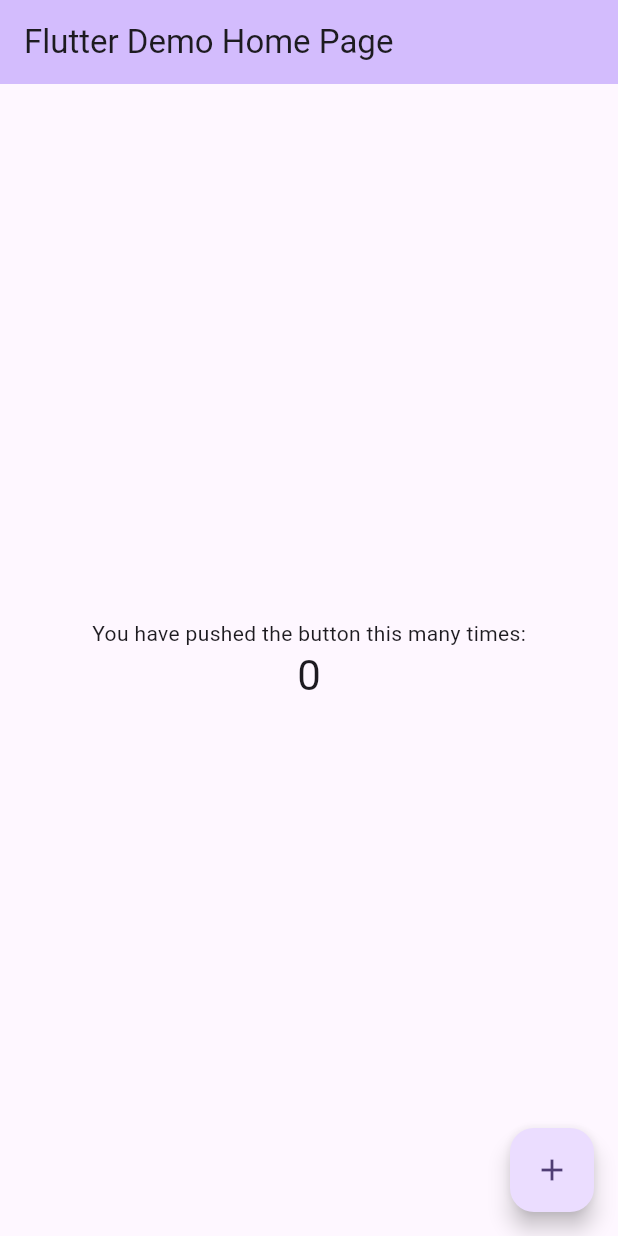
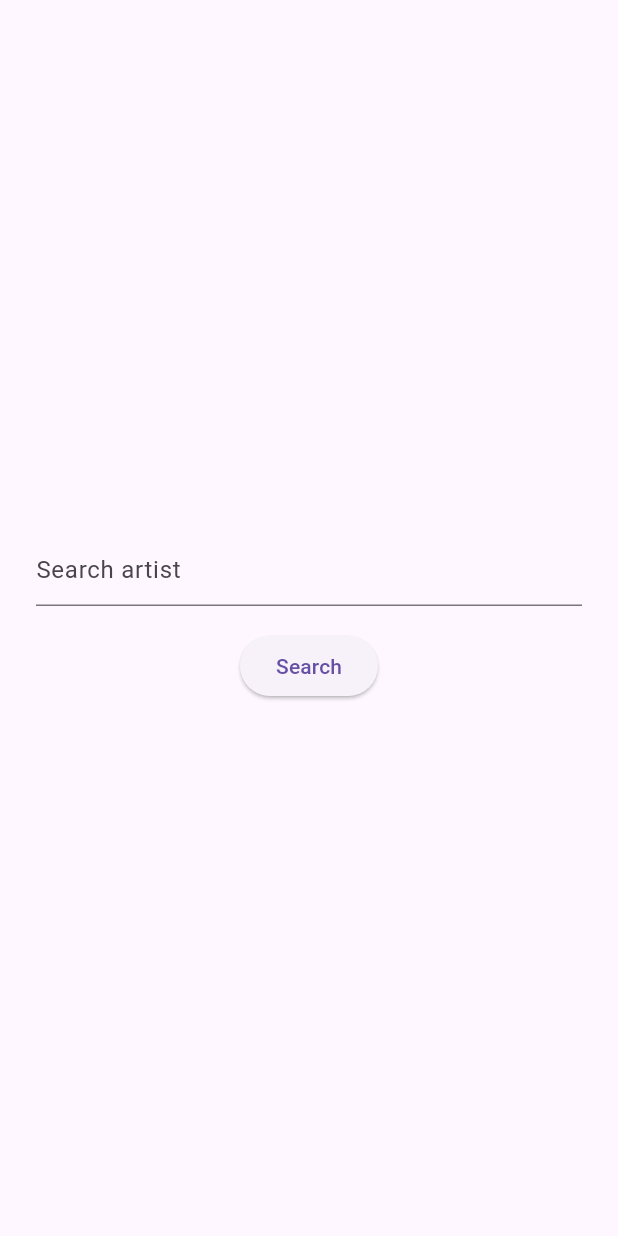
Before and after one commit to cskime/flutter_apple_music_search, a Flutter app: the screen it shows after launch, on a phone screen of 412 x 824 dp. Run offline on Flutter 3.47's test engine with Material 3 defaults, Android fonts, the phone set to English and light mode, and no system bars.

Commit message:
set up first search screen

```diff
--- /dev/null
+++ b/lib/features/search/views/search_screen.dart
@@ -0,0 +1,33 @@
+import 'package:flutter/material.dart';
+
+class SearchScreen extends StatelessWidget {
+  const SearchScreen({super.key});
+
+  void _onSearch() {}
+
+  @override
+  Widget build(BuildContext context) {
+    return Scaffold(
+      body: Padding(
+        padding: const EdgeInsets.all(24),
+        child: Center(
+          child: Column(
+            mainAxisSize: MainAxisSize.min,
+            children: [
+              const TextField(
+                decoration: InputDecoration(
+                  hintText: "Search artist",
+                ),
+              ),
+              const SizedBox(height: 16),
+              ElevatedButton(
+                onPressed: _onSearch,
+                child: const Text("Search"),
+              ),
+            ],
+          ),
+        ),
+      ),
+    );
+  }
+}
--- a/lib/main.dart
+++ b/lib/main.dart
@@ -1,125 +1,18 @@
+import 'package:apple_music_search/features/search/views/search_screen.dart';
 import 'package:flutter/material.dart';
 
 void main() {
-  runApp(const MyApp());
+  runApp(const AppleMusicSearchApp());
 }
 
-class MyApp extends StatelessWidget {
-  const MyApp({super.key});
+class AppleMusicSearchApp extends StatelessWidget {
+  const AppleMusicSearchApp({super.key});
 
-  // This widget is the root of your application.
   @override
   Widget build(BuildContext context) {
-    return MaterialApp(
-      title: 'Flutter Demo',
-      theme: ThemeData(
-        // This is the theme of your application.
-        //
-        // TRY THIS: Try running your application with "flutter run". You'll see
-        // the application has a purple toolbar. Then, without quitting the app,
-        // try changing the seedColor in the colorScheme below to Colors.green
-        // and then invoke "hot reload" (save your changes or press the "hot
-        // reload" button in a Flutter-supported IDE, or press "r" if you used
-        // the command line to start the app).
-        //
-        // Notice that the counter didn't reset back to zero; the application
-        // state is not lost during the reload. To reset the state, use hot
-        // restart instead.
-        //
-        // This works for code too, not just values: Most code changes can be
-        // tested with just a hot reload.
-        colorScheme: ColorScheme.fromSeed(seedColor: Colors.deepPurple),
-        useMaterial3: true,
-      ),
-      home: const MyHomePage(title: 'Flutter Demo Home Page'),
+    return const MaterialApp(
+      title: "AppleMusicSearchApp",
+      home: SearchScreen(),
     );
   }
 }
-
-class MyHomePage extends StatefulWidget {
-  const MyHomePage({super.key, required this.title});
-
-  // This widget is the home page of your application. It is stateful, meaning
-  // that it has a State object (defined below) that contains fields that affect
-  // how it looks.
-
-  // This class is the configuration for the state. It holds the values (in this
-  // case the title) provided by the parent (in this case the App widget) and
-  // used by the build method of the State. Fields in a Widget subclass are
-  // always marked "final".
-
-  final String title;
-
-  @override
-  State<MyHomePage> createState() => _MyHomePageState();
-}
-
-class _MyHomePageState extends State<MyHomePage> {
-  int _counter = 0;
-
-  void _incrementCounter() {
-    setState(() {
-      // This call to setState tells the Flutter framework that something has
-      // changed in this State, which causes it to rerun the build method below
-      // so that the display can reflect the updated values. If we changed
-      // _counter without calling setState(), then the build method would not be
-      // called again, and so nothing would appear to happen.
-      _counter++;
-    });
-  }
-
-  @override
-  Widget build(BuildContext context) {
-    // This method is rerun every time setState is called, for instance as done
-    // by the _incrementCounter method above.
-    //
-    // The Flutter framework has been optimized to make rerunning build methods
-    // fast, so that you can just rebuild anything that needs updating rather
-    // than having to individually change instances of widgets.
-    return Scaffold(
-      appBar: AppBar(
-        // TRY THIS: Try changing the color here to a specific color (to
-        // Colors.amber, perhaps?) and trigger a hot reload to see the AppBar
-        // change color while the other colors stay the same.
-        backgroundColor: Theme.of(context).colorScheme.inversePrimary,
-        // Here we take the value from the MyHomePage object that was created by
-        // the App.build method, and use it to set our appbar title.
-        title: Text(widget.title),
-      ),
-      body: Center(
-        // Center is a layout widget. It takes a single child and positions it
-        // in the middle of the parent.
-        child: Column(
-          // Column is also a layout widget. It takes a list of children and
-          // arranges them vertically. By default, it sizes itself to fit its
-          // children horizontally, and tries to be as tall as its parent.
-          //
-          // Column has various properties to control how it sizes itself and
-          // how it positions its children. Here we use mainAxisAlignment to
-          // center the children vertically; the main axis here is the vertical
-          // axis because Columns are vertical (the cross axis would be
-          // horizontal).
-          //
-          // TRY THIS: Invoke "debug painting" (choose the "Toggle Debug Paint"
-          // action in the IDE, or press "p" in the console), to see the
-          // wireframe for each widget.
-          mainAxisAlignment: MainAxisAlignment.center,
-          children: <Widget>[
-            const Text(
-              'You have pushed the button this many times:',
-            ),
-            Text(
-              '$_counter',
-              style: Theme.of(context).textTheme.headlineMedium,
-            ),
-          ],
-        ),
-      ),
-      floatingActionButton: FloatingActionButton(
-        onPressed: _incrementCounter,
-        tooltip: 'Increment',
-        child: const Icon(Icons.add),
-      ), // This trailing comma makes auto-formatting nicer for build methods.
-    );
-  }
-}
```
Also changed, not shown: 1 other file.
